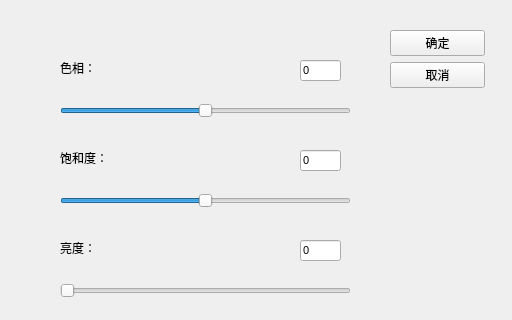
Before: the Qt Designer form hsldialog.ui in lvxvh/SE342_CV_Project, drawn with Qt 5.
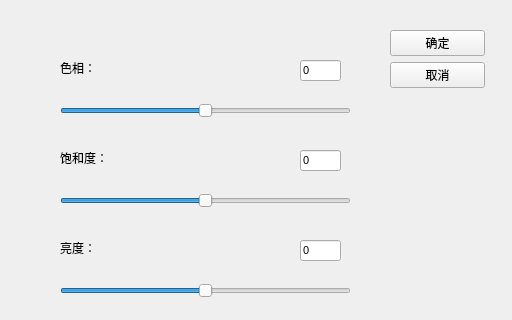
After: the same form once the commit is applied. Custom widgets are drawn as their Qt base class.

The edit to the form file:
```diff
--- a/hsldialog.ui
+++ b/hsldialog.ui
@@ -138,7 +138,7 @@
     <string>亮度：</string>
    </property>
   </widget>
-  <widget class="QSlider" name="bSlider">
+  <widget class="MSlider" name="lSlider">
    <property name="geometry">
     <rect>
      <x>60</x>
@@ -147,6 +147,12 @@
      <height>22</height>
     </rect>
    </property>
+   <property name="minimum">
+    <number>-100</number>
+   </property>
+   <property name="maximum">
+    <number>100</number>
+   </property>
    <property name="orientation">
     <enum>Qt::Horizontal</enum>
    </property>
@@ -185,19 +191,19 @@
     </rect>
    </property>
    <layout class="QVBoxLayout" name="verticalLayout">
-    <item>
-     <widget class="QPushButton" name="cancelButton">
-      <property name="text">
-       <string>确定</string>
-      </property>
-      <property name="autoDefault">
-       <bool>false</bool>
-      </property>
-     </widget>
-    </item>
     <item>
      <widget class="QPushButton" name="confirmButton">
       <property name="text">
+       <string>确定</string>
+      </property>
+      <property name="autoDefault">
+       <bool>false</bool>
+      </property>
+     </widget>
+    </item>
+    <item>
+     <widget class="QPushButton" name="cancelButton">
+      <property name="text">
        <string>取消</string>
       </property>
       <property name="autoDefault">
@@ -221,6 +227,13 @@
    </layout>
   </widget>
  </widget>
+ <customwidgets>
+  <customwidget>
+   <class>MSlider</class>
+   <extends>QSlider</extends>
+   <header>mslider.h</header>
+  </customwidget>
+ </customwidgets>
  <resources/>
  <connections/>
 </ui>
```
Left out of the diff: 8 changed lines with no effect on the pictures.
